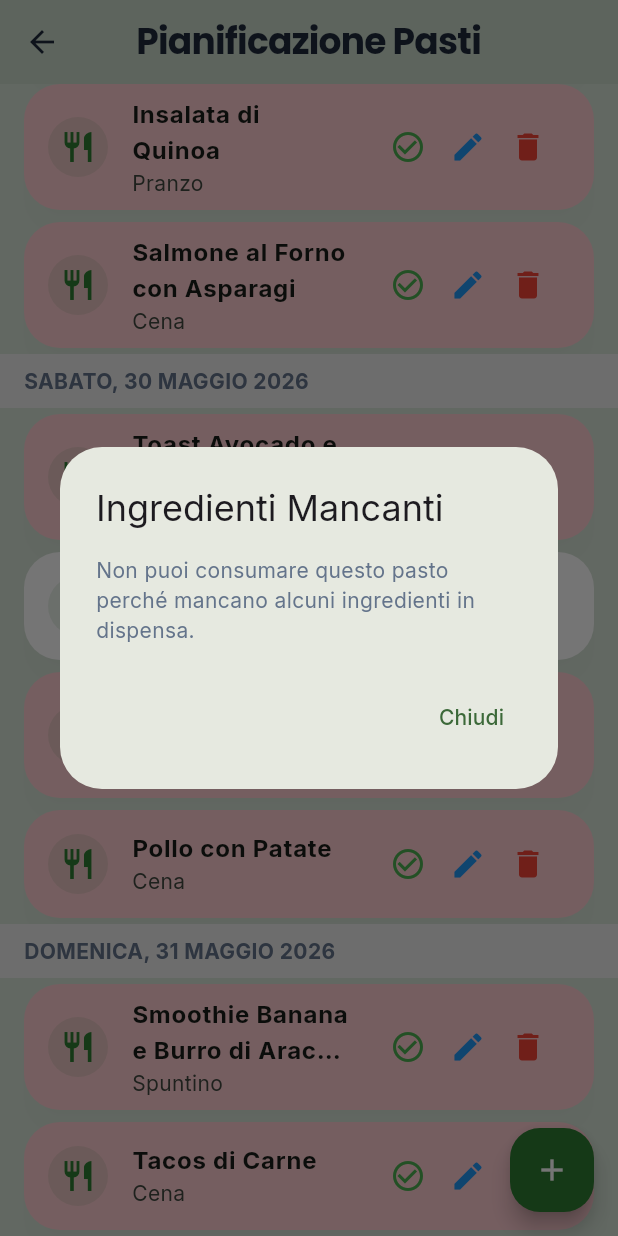
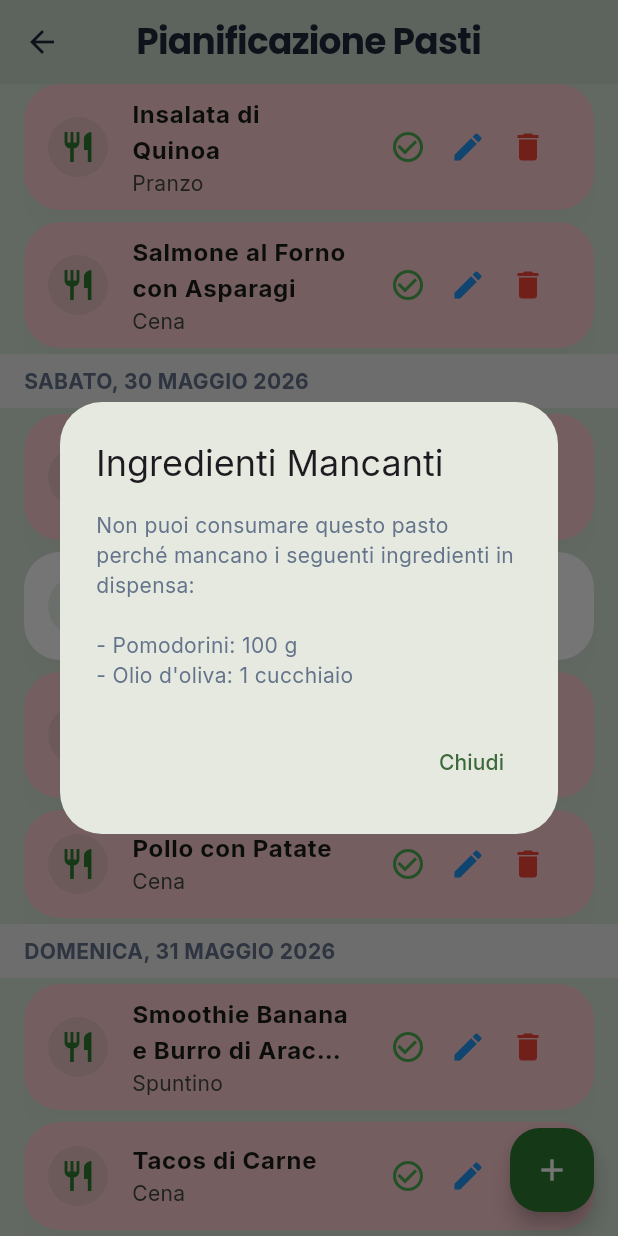
Before and after one commit to GOriLLaJallo/MB_MealPlanner_G14, a Flutter app: the MealPlanScreen screen opened directly, scrolled down 212 dp, after a tap on the "check circle outline" icon, on a phone screen of 412 x 824 dp. Run offline on Flutter 3.47's test engine with Material 3 defaults, Android fonts, the light colour scheme and no system bars; our stand-ins replace fl_chart, google_fonts, sqflite, sqflite_common_ffi_web; accounts and stored records are empty.

Commit message:
niente di utile

```diff
--- a/lib/providers/app_provider.dart
+++ b/lib/providers/app_provider.dart
@@ -1,5 +1,6 @@
 import 'dart:convert';
 import 'package:flutter/material.dart';
+import 'package:flutter/services.dart' show rootBundle;
 import 'package:uuid/uuid.dart';
 
 import '../models/ingredient.dart';
--- a/lib/screens/meal_plan_screen.dart
+++ b/lib/screens/meal_plan_screen.dart
@@ -46,6 +46,21 @@ class _MealPlanScreenState extends State<MealPlanScreen> {
     if (isMissing) return MealStatus.missing;
     if (hasExpired) return MealStatus.expired;
     return MealStatus.ok;
+  }
+
+  List<String> _getMissingIngredientsList(Recipe recipe, List<PantryItem> pantry) {
+    List<String> missing = [];
+    for (var ing in recipe.ingredients) {
+      final matchingItems = pantry.where((p) => p.name.toLowerCase().trim() == ing.name.toLowerCase().trim()).toList();
+      double totalQty = matchingItems.fold(0.0, (sum, item) => sum + item.quantity);
+      if (totalQty < ing.quantity) {
+        double diff = ing.quantity - totalQty;
+        // Format to avoid decimals if whole number
+        String diffStr = diff == diff.truncateToDouble() ? diff.truncate().toString() : diff.toStringAsFixed(1);
+        missing.add('- ${ing.name}: $diffStr ${ing.unit}');
+      }
+    }
+    return missing;
   }
 
   void _showMealForm(BuildContext context, [MealPlan? plan]) {
@@ -222,11 +237,19 @@ class _MealPlanScreenState extends State<MealPlanScreen> {
                               ),
                               onPressed: p.isConsumed ? null : () async {
                                 if (status == MealStatus.missing) {
+                                  final missingList = _getMissingIngredientsList(recipe, provider.pantryItems);
                                   await showDialog(
                                     context: context,
                                     builder: (ctx) => AlertDialog(
                                       title: const Text('Ingredienti Mancanti'),
-                                      content: const Text('Non puoi consumare questo pasto perché mancano alcuni ingredienti in dispensa.'),
+                                      content: Column(
+                                        mainAxisSize: MainAxisSize.min,
+                                        crossAxisAlignment: CrossAxisAlignment.start,
+                                        children: [
+                                          const Text('Non puoi consumare questo pasto perché mancano i seguenti ingredienti in dispensa:\n'),
+                                          ...missingList.map((m) => Text(m)),
+                                        ],
+                                      ),
                                       actions: [
                                         TextButton(onPressed: () => Navigator.pop(ctx), child: const Text('Chiudi')),
                                       ],
--- a/pubspec.yaml
+++ b/pubspec.yaml
@@ -44,6 +44,7 @@ dependencies:
   path_provider: ^2.1.5
   path: ^1.9.1
   sqflite_common_ffi_web: ^1.1.1
+  sqflite_common_ffi: ^2.4.0+3
 dev_dependencies:
   flutter_test:
     sdk: flutter
```
Also changed, not shown: pubspec.lock.
